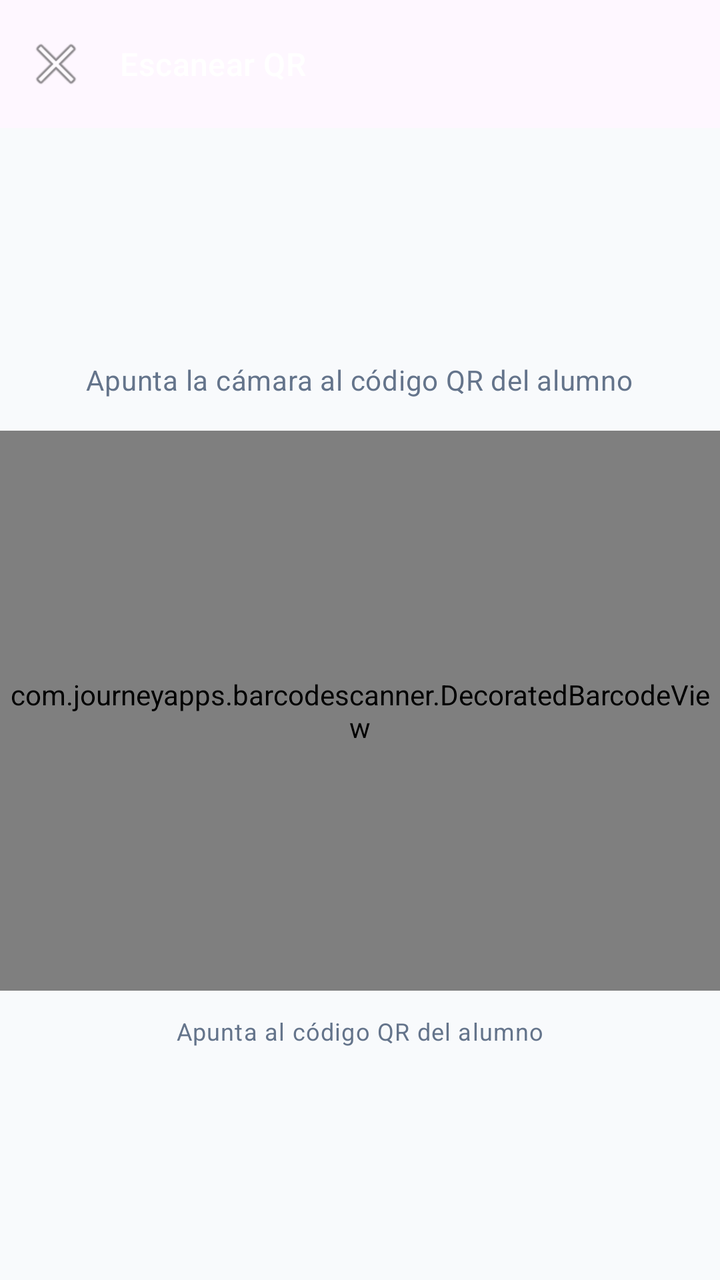
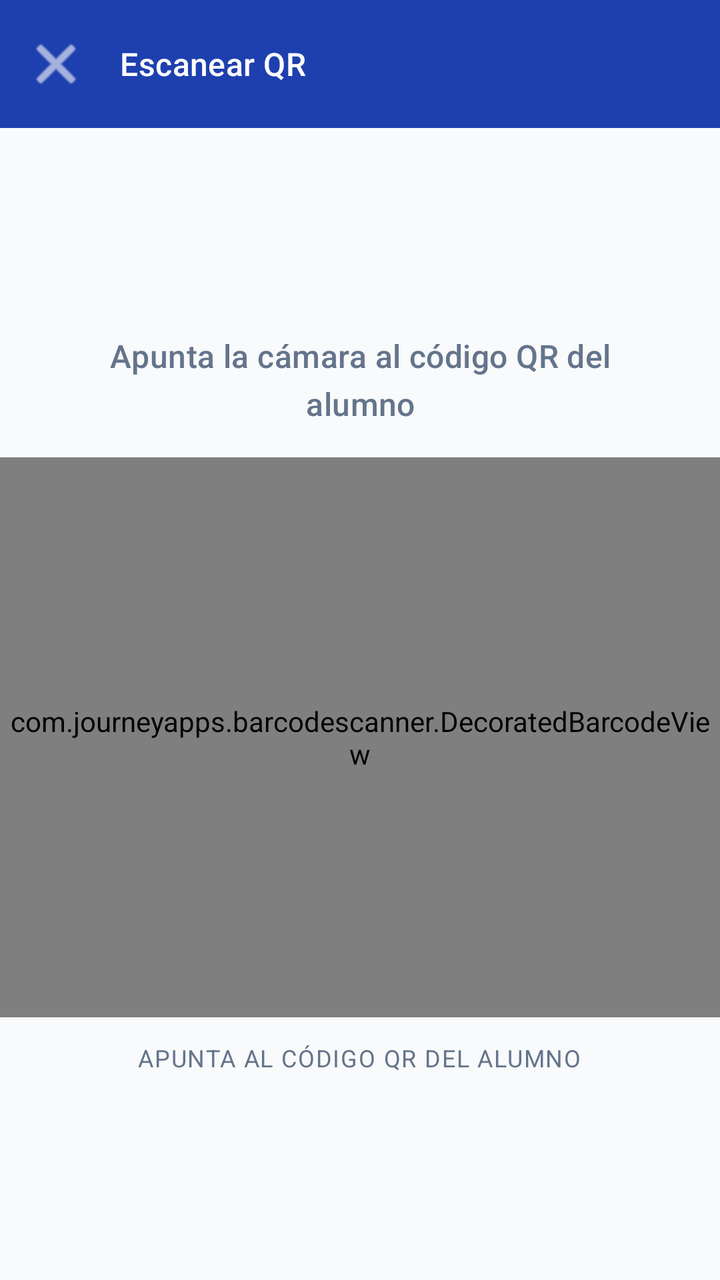

The first picture is an Android layout as it rendered before a commit; the second is the same layout after the commit. The layout source and the unified diff follow.
<!-- AndroidManifest.xml: activity theme Theme.QRAsist.Maestro -->
<!-- res/layout/activity_scanner.xml -->
<?xml version="1.0" encoding="utf-8"?>
<androidx.coordinatorlayout.widget.CoordinatorLayout xmlns:android="http://schemas.android.com/apk/res/android"
    xmlns:app="http://schemas.android.com/apk/res-auto"
    xmlns:tools="http://schemas.android.com/tools"
    android:layout_width="match_parent"
    android:layout_height="match_parent"
    android:background="@color/background">

    <com.google.android.material.appbar.AppBarLayout
        android:layout_width="match_parent"
        android:layout_height="wrap_content">
        <com.google.android.material.appbar.MaterialToolbar
            android:id="@+id/toolbar_scanner"
            style="@style/QRAsist.Toolbar"
            android:layout_width="match_parent"
            android:layout_height="?attr/actionBarSize"
            app:navigationIcon="@android:drawable/ic_menu_close_clear_cancel"
            app:title="@string/titulo_scanner" />
    </com.google.android.material.appbar.AppBarLayout>

    <FrameLayout
        android:layout_width="match_parent"
        android:layout_height="match_parent"
        app:layout_behavior="@string/appbar_scrolling_view_behavior">

        
        <LinearLayout
            android:id="@+id/layout_camara"
            android:layout_width="match_parent"
            android:layout_height="match_parent"
            android:gravity="center"
            android:orientation="vertical"
            android:visibility="visible">

            <TextView
                android:layout_width="wrap_content"
                android:layout_height="wrap_content"
                android:layout_marginBottom="16dp"
                android:gravity="center"
                android:paddingHorizontal="32dp"
                android:text="@string/instruccion_scanner"
                android:textAppearance="?attr/textAppearanceBodyMedium"
                android:textColor="@color/on_surface_variant" />

            <com.journeyapps.barcodescanner.DecoratedBarcodeView
                android:id="@+id/barcode_scanner"
                android:layout_width="match_parent"
                android:layout_height="280dp"
                app:zxing_framing_rect_height="220dp"
                app:zxing_framing_rect_width="220dp" />

            <TextView
                android:layout_width="wrap_content"
                android:layout_height="wrap_content"
                android:layout_marginTop="12dp"
                android:gravity="center"
                android:text="Apunta al código QR del alumno"
                android:textAppearance="?attr/textAppearanceBodySmall"
                android:textColor="@color/on_surface_variant" />
        </LinearLayout>

        
        <ScrollView
            android:id="@+id/layout_resultado"
            android:layout_width="match_parent"
            android:layout_height="match_parent"
            android:padding="16dp"
            android:visibility="gone">

            <LinearLayout
                android:layout_width="match_parent"
                android:layout_height="wrap_content"
                android:orientation="vertical">

                <com.google.android.material.card.MaterialCardView
                    style="@style/QRAsist.Card"
                    android:layout_width="match_parent"
                    android:layout_height="wrap_content">

                    <LinearLayout
                        android:layout_width="match_parent"
                        android:layout_height="wrap_content"
                        android:gravity="center_vertical"
                        android:orientation="horizontal"
                        android:padding="16dp">

                        <com.google.android.material.imageview.ShapeableImageView
                            android:id="@+id/iv_avatar_alumno"
                            android:layout_width="80dp"
                            android:layout_height="80dp"
                            android:background="@color/maestro_primary_light"
                            android:padding="12dp"
                            android:src="@android:drawable/ic_menu_myplaces"
                            app:shapeAppearanceOverlay="@style/ShapeAppearance.Material3.Corner.Full" />

                        <LinearLayout
                            android:layout_width="0dp"
                            android:layout_height="wrap_content"
                            android:layout_marginStart="16dp"
                            android:layout_weight="1"
                            android:orientation="vertical">

                            <TextView
                                android:id="@+id/tv_nombre_alumno"
                                android:layout_width="wrap_content"
                                android:layout_height="wrap_content"
                                android:textAppearance="?attr/textAppearanceTitleLarge"
                                android:textColor="?attr/colorPrimary"
                                android:textStyle="bold" />

                            <TextView
                                android:id="@+id/tv_matricula_alumno"
                                android:layout_width="wrap_content"
                                android:layout_height="wrap_content"
                                android:textAppearance="?attr/textAppearanceBodyMedium"
                                android:textColor="@color/on_surface_variant" />

                            <TextView
                                android:id="@+id/tv_grupo_alumno"
                                android:layout_width="wrap_content"
                                android:layout_height="wrap_content"
                                android:textAppearance="?attr/textAppearanceBodySmall"
                                android:textColor="@color/on_surface_variant" />
                        </LinearLayout>
                    </LinearLayout>
                </com.google.android.material.card.MaterialCardView>

                <com.google.android.material.card.MaterialCardView
                    style="@style/QRAsist.Card"
                    android:layout_width="match_parent"
                    android:layout_height="wrap_content"
                    android:layout_marginTop="16dp">

                    <LinearLayout
                        android:layout_width="match_parent"
                        android:layout_height="wrap_content"
                        android:orientation="vertical"
                        android:padding="12dp">

                        <TextView
                            android:layout_width="wrap_content"
                            android:layout_height="wrap_content"
                            android:layout_marginBottom="8dp"
                            android:text="Estado de asistencia"
                            android:textAppearance="?attr/textAppearanceTitleSmall" />

                        <Spinner
                            android:id="@+id/spinner_estado"
                            android:layout_width="match_parent"
                            android:layout_height="48dp" />

                        <com.google.android.material.textfield.TextInputLayout
                            style="@style/QRAsist.TextInputLayout"
                            android:layout_width="match_parent"
                            android:layout_height="wrap_content"
                            android:layout_marginTop="12dp">

                            <com.google.android.material.textfield.TextInputEditText
                                android:id="@+id/et_observacion"
                                android:layout_width="match_parent"
                                android:layout_height="wrap_content"
                                android:hint="@string/hint_observacion"
                                android:inputType="textMultiLine"
                                android:maxLines="3" />
                        </com.google.android.material.textfield.TextInputLayout>
                    </LinearLayout>
                </com.google.android.material.card.MaterialCardView>

                <LinearLayout
                    android:layout_width="match_parent"
                    android:layout_height="wrap_content"
                    android:layout_marginTop="24dp"
                    android:orientation="horizontal">

                    <Button
                        android:id="@+id/btn_cancelar_scan"
                        style="@style/QRAsist.Button.Outlined"
                        android:layout_width="0dp"
                        android:layout_height="wrap_content"
                        android:layout_marginEnd="8dp"
                        android:layout_weight="1"
                        android:text="@string/btn_cancelar" />

                    <Button
                        android:id="@+id/btn_registrar"
                        style="@style/QRAsist.Button.Primary"
                        android:layout_width="0dp"
                        android:layout_height="wrap_content"
                        android:layout_weight="1"
                        android:text="@string/btn_registrar_asistencia" />
                </LinearLayout>
            </LinearLayout>
        </ScrollView>
    </FrameLayout>
</androidx.coordinatorlayout.widget.CoordinatorLayout>
<!-- resources referenced by this layout -->
<resources>
  <color name="background">#F8FAFC</color>
  <color name="maestro_primary_light">#3B82F6</color>
  <color name="on_surface_variant">#64748B</color>
  <string name="btn_cancelar">Cancelar</string>
  <string name="btn_registrar_asistencia">Registrar Asistencia</string>
  <string name="hint_observacion">Observación (opcional)</string>
  <string name="instruccion_scanner">Apunta la cámara al código QR del alumno</string>
  <string name="titulo_scanner">Escanear QR</string>
  <style name="QRAsist.Button.Outlined" parent="Widget.Material3.Button.OutlinedButton">
          <item name="cornerRadius">12dp</item>
          <item name="strokeColor">@color/maestro_primary</item>
          <item name="android:textColor">@color/maestro_primary</item>
          <item name="android:textAllCaps">false</item>
      </style>
  <style name="QRAsist.Card" parent="Widget.Material3.CardView.Elevated">
          <item name="cardBackgroundColor">@color/surface_card</item>
          <item name="cardCornerRadius">16dp</item>
          <item name="cardElevation">2dp</item>
          <item name="android:layout_margin">8dp</item>
      </style>
  <style name="QRAsist.Toolbar" parent="Widget.Material3.Toolbar">
          <item name="titleTextColor">@android:color/white</item>
          <item name="background">@color/maestro_primary</item>
          <item name="titleTextAppearance">?attr/textAppearanceTitleMedium</item>
      </style>
  <style name="Theme.QRAsist.Maestro" parent="Theme.QRAsist">
          <item name="colorPrimary">@color/maestro_primary</item>
          <item name="colorPrimaryDark">@color/maestro_primary_dark</item>
          <item name="android:statusBarColor">@color/maestro_primary_dark</item>
      </style>
  <color name="maestro_primary">#1E40AF</color>
  <color name="maestro_on_primary">#FFFFFF</color>
  <color name="surface_card">#FFFFFF</color>
  <color name="input_background">#F1F5F9</color>
  <color name="text_secondary">#64748B</color>
  <style name="Theme.QRAsist" parent="Theme.Material3.Light.NoActionBar">
          <item name="colorPrimary">@color/maestro_primary</item>
          <item name="colorPrimaryDark">@color/maestro_primary_dark</item>
          <item name="colorAccent">@color/maestro_primary_light</item>
          <item name="android:windowBackground">@color/background</item>
          <item name="android:statusBarColor">@color/maestro_primary_dark</item>
      </style>
  <color name="maestro_primary_dark">#1E3A8A</color>
  <!-- unchanged entries left out for length: 2 -->
</resources>

<!-- the commit's change to res/layout/activity_scanner.xml (unified diff, before → after) -->
@@ -4,18 +4,22 @@
     xmlns:tools="http://schemas.android.com/tools"
     android:layout_width="match_parent"
     android:layout_height="match_parent"
-    android:background="@color/background">
+    android:background="@color/app_background">
 
     <com.google.android.material.appbar.AppBarLayout
         android:layout_width="match_parent"
-        android:layout_height="wrap_content">
+        android:layout_height="wrap_content"
+        android:background="@color/maestro_primary"
+        app:elevation="0dp">
+        
         <com.google.android.material.appbar.MaterialToolbar
             android:id="@+id/toolbar_scanner"
             style="@style/QRAsist.Toolbar"
             android:layout_width="match_parent"
             android:layout_height="?attr/actionBarSize"
             app:navigationIcon="@android:drawable/ic_menu_close_clear_cancel"
-            app:title="@string/titulo_scanner" />
+            app:title="@string/titulo_scanner"
+            app:titleTextColor="@android:color/white" />
     </com.google.android.material.appbar.AppBarLayout>
 
     <FrameLayout
@@ -39,8 +43,7 @@
                 android:gravity="center"
                 android:paddingHorizontal="32dp"
                 android:text="@string/instruccion_scanner"
-                android:textAppearance="?attr/textAppearanceBodyMedium"
-                android:textColor="@color/on_surface_variant" />
+                style="@style/QRAsist.Text.Subtitle" />
 
             <com.journeyapps.barcodescanner.DecoratedBarcodeView
                 android:id="@+id/barcode_scanner"
@@ -55,8 +58,7 @@
                 android:layout_marginTop="12dp"
                 android:gravity="center"
                 android:text="Apunta al código QR del alumno"
-                android:textAppearance="?attr/textAppearanceBodySmall"
-                android:textColor="@color/on_surface_variant" />
+                style="@style/QRAsist.Text.StatLabel" />
         </LinearLayout>
 
         
@@ -88,10 +90,11 @@
                             android:id="@+id/iv_avatar_alumno"
                             android:layout_width="80dp"
                             android:layout_height="80dp"
-                            android:background="@color/maestro_primary_light"
+                            android:background="@color/input_background"
                             android:padding="12dp"
                             android:src="@android:drawable/ic_menu_myplaces"
-                            app:shapeAppearanceOverlay="@style/ShapeAppearance.Material3.Corner.Full" />
+                            app:shapeAppearanceOverlay="@style/ShapeAppearance.Material3.Corner.Full"
+                            app:tint="@color/maestro_primary" />
 
                         <LinearLayout
                             android:layout_width="0dp"
@@ -102,25 +105,21 @@
 
                             <TextView
                                 android:id="@+id/tv_nombre_alumno"
+                                style="@style/QRAsist.Text.Title"
                                 android:layout_width="wrap_content"
-                                android:layout_height="wrap_content"
-                                android:textAppearance="?attr/textAppearanceTitleLarge"
-                                android:textColor="?attr/colorPrimary"
-                                android:textStyle="bold" />
+                                android:layout_height="wrap_content" />
 
                             <TextView
                                 android:id="@+id/tv_matricula_alumno"
+                                style="@style/QRAsist.Text.Subtitle"
                                 android:layout_width="wrap_content"
-                                android:layout_height="wrap_content"
-                                android:textAppearance="?attr/textAppearanceBodyMedium"
-                                android:textColor="@color/on_surface_variant" />
+                                android:layout_height="wrap_content" />
 
                             <TextView
                                 android:id="@+id/tv_grupo_alumno"
+                                style="@style/QRAsist.Text.StatLabel"
                                 android:layout_width="wrap_content"
-                                android:layout_height="wrap_content"
-                                android:textAppearance="?attr/textAppearanceBodySmall"
-                                android:textColor="@color/on_surface_variant" />
+                                android:layout_height="wrap_content" />
                         </LinearLayout>
                     </LinearLayout>
                 </com.google.android.material.card.MaterialCardView>
@@ -138,11 +137,12 @@
                         android:padding="12dp">
 
                         <TextView
+                            style="@style/QRAsist.Text.Title"
                             android:layout_width="wrap_content"
                             android:layout_height="wrap_content"
                             android:layout_marginBottom="8dp"
                             android:text="Estado de asistencia"
-                            android:textAppearance="?attr/textAppearanceTitleSmall" />
+                            android:textSize="14sp" />
 
                         <Spinner
                             android:id="@+id/spinner_estado"
<!-- resource entries referenced after the edit -->
@@ -1,8 +1,8 @@
 <!-- resources referenced by this layout -->
 <resources>
+  <color name="app_background">#F8FAFC</color>
   <color name="background">#F8FAFC</color>
   <color name="maestro_primary_light">#3B82F6</color>
-  <color name="on_surface_variant">#64748B</color>
   <string name="btn_cancelar">Cancelar</string>
   <string name="btn_registrar_asistencia">Registrar Asistencia</string>
   <string name="hint_observacion">Observación (opcional)</string>
@@ -20,10 +20,27 @@
           <item name="cardElevation">2dp</item>
           <item name="android:layout_margin">8dp</item>
       </style>
+  <style name="QRAsist.Text.StatLabel" parent="QRAsist.Text">
+          <item name="android:textSize">12sp</item>
+          <item name="android:textColor">@color/text_secondary</item>
+          <item name="android:textAllCaps">true</item>
+          <item name="android:letterSpacing">0.05</item>
+      </style>
+  <style name="QRAsist.Text.Subtitle" parent="QRAsist.Text">
+          <item name="android:textAppearance">?attr/textAppearanceTitleMedium</item>
+          <item name="android:textColor">@color/text_secondary</item>
+      </style>
+  <style name="QRAsist.Text.Title" parent="QRAsist.Text">
+          <item name="android:textAppearance">?attr/textAppearanceTitleLarge</item>
+          <item name="android:textColor">@color/text_primary</item>
+          <item name="android:fontFamily">sans-serif-medium</item>
+      </style>
   <style name="QRAsist.Toolbar" parent="Widget.Material3.Toolbar">
           <item name="titleTextColor">@android:color/white</item>
+          <item name="android:background">@color/maestro_primary</item>
           <item name="background">@color/maestro_primary</item>
           <item name="titleTextAppearance">?attr/textAppearanceTitleMedium</item>
+          <item name="navigationIconTint">@android:color/white</item>
       </style>
   <style name="Theme.QRAsist.Maestro" parent="Theme.QRAsist">
           <item name="colorPrimary">@color/maestro_primary</item>
@@ -33,8 +50,10 @@
   <color name="maestro_primary">#1E40AF</color>
   <color name="maestro_on_primary">#FFFFFF</color>
   <color name="surface_card">#FFFFFF</color>
+  <style name="QRAsist.Text" parent="android:Widget.TextView" />
   <color name="input_background">#F1F5F9</color>
   <color name="text_secondary">#64748B</color>
+  <color name="text_primary">#1E293B</color>
   <style name="Theme.QRAsist" parent="Theme.Material3.Light.NoActionBar">
           <item name="colorPrimary">@color/maestro_primary</item>
           <item name="colorPrimaryDark">@color/maestro_primary_dark</item>
